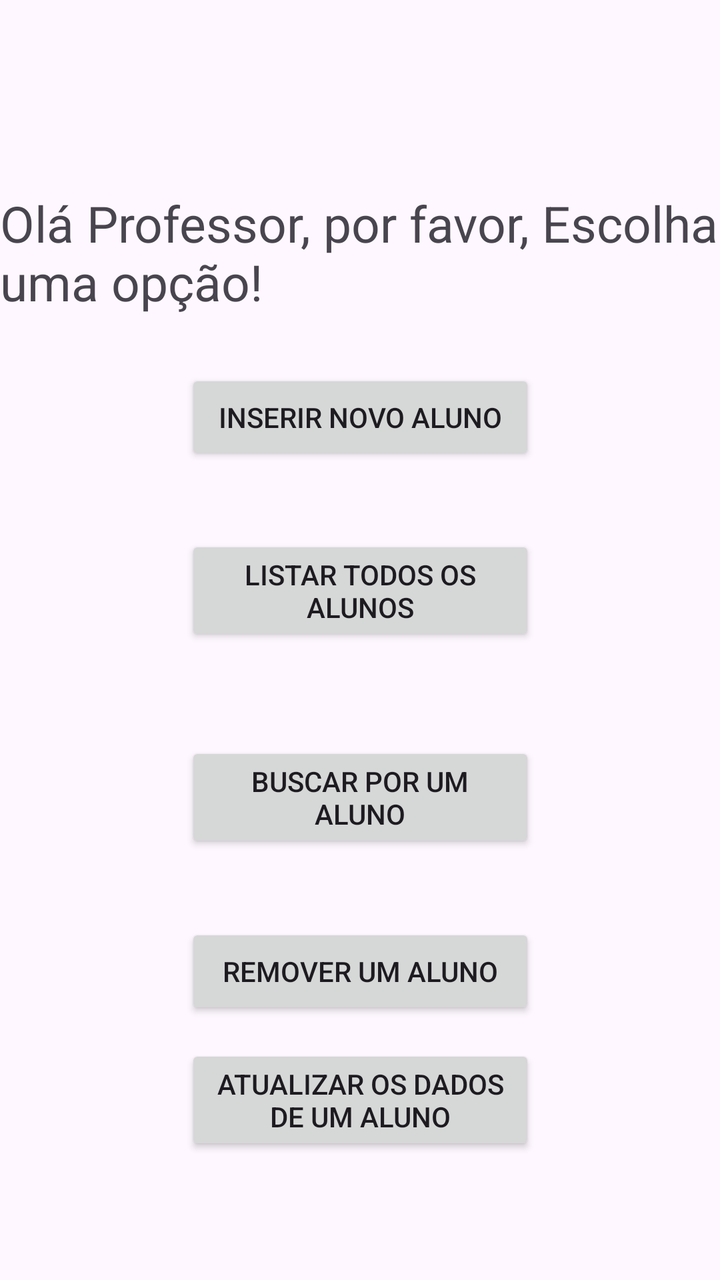
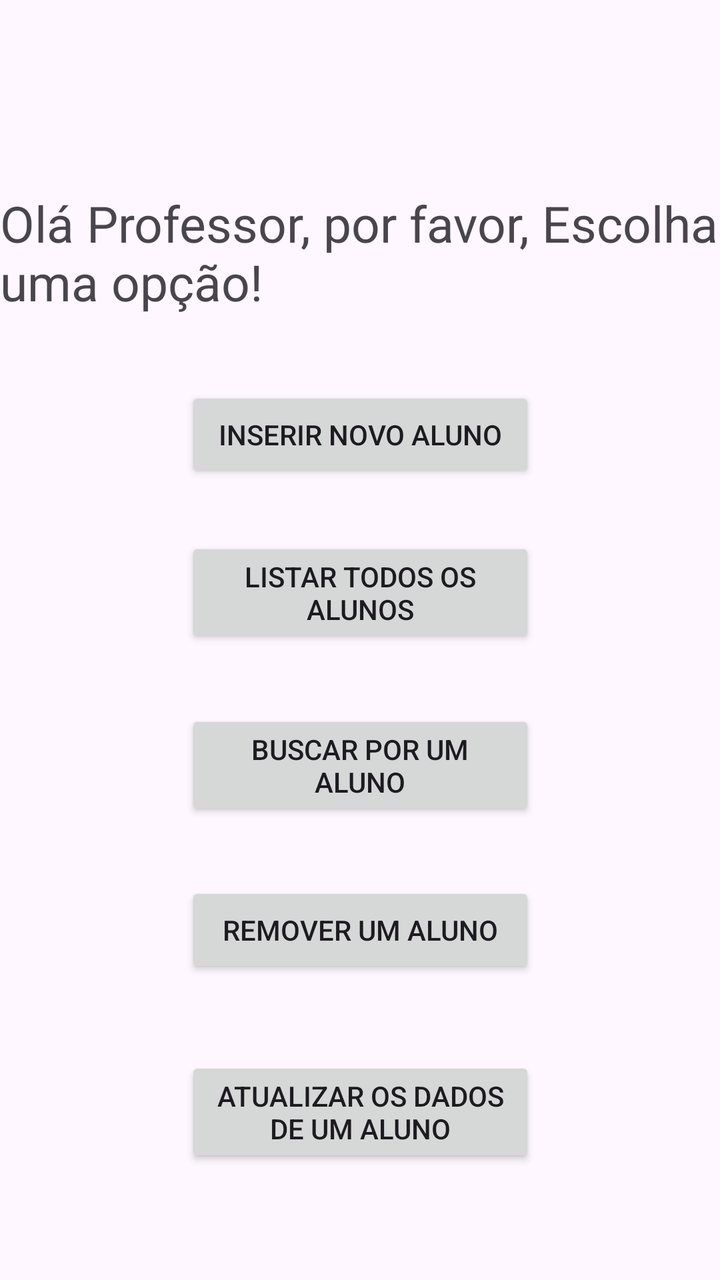

An Android layout rendered at two revisions. The XML below is the earlier revision; the diff shows what the commit changed to produce the second picture.
<!-- AndroidManifest.xml: application theme Theme.UniversidadeApp -->
<!-- res/layout/activity_main.xml -->
<?xml version="1.0" encoding="utf-8"?>
<androidx.constraintlayout.widget.ConstraintLayout xmlns:android="http://schemas.android.com/apk/res/android"
    xmlns:app="http://schemas.android.com/apk/res-auto"
    xmlns:tools="http://schemas.android.com/tools"
    android:id="@+id/main"
    android:layout_width="match_parent"
    android:layout_height="match_parent"
    tools:context=".MainActivity">

    <TextView
        android:id="@+id/tvBoasVindas"
        android:layout_width="wrap_content"
        android:layout_height="wrap_content"
        android:text="Olá Professor, por favor, Escolha uma opção!"
        android:textAlignment="center"
        android:textSize="25dp"
        app:layout_constraintBottom_toBottomOf="parent"
        app:layout_constraintEnd_toEndOf="parent"
        app:layout_constraintHorizontal_bias="0.0"
        app:layout_constraintStart_toStartOf="parent"
        app:layout_constraintTop_toTopOf="parent"
        app:layout_constraintVertical_bias="0.164" />

    <Button
        android:id="@+id/btNovoAluno"
        android:layout_width="175dp"
        android:layout_height="wrap_content"
        android:text="Inserir novo aluno"
        app:layout_constraintBottom_toBottomOf="parent"
        app:layout_constraintEnd_toEndOf="parent"
        app:layout_constraintStart_toStartOf="parent"
        app:layout_constraintTop_toBottomOf="@+id/tvBoasVindas"
        app:layout_constraintVertical_bias="0.062" />

    <Button
        android:id="@+id/btListarAlunos"
        android:layout_width="175dp"
        android:layout_height="wrap_content"
        android:text="Listar todos os alunos"
        app:layout_constraintBottom_toBottomOf="parent"
        app:layout_constraintEnd_toEndOf="parent"
        app:layout_constraintStart_toStartOf="parent"
        app:layout_constraintTop_toBottomOf="@+id/btNovoAluno"
        app:layout_constraintVertical_bias="0.099" />

    <Button
        android:id="@+id/btBuscarALuno"
        android:layout_width="175dp"
        android:layout_height="wrap_content"
        android:layout_marginTop="48dp"
        android:text="Buscar por um aluno"
        app:layout_constraintBottom_toBottomOf="parent"
        app:layout_constraintEnd_toEndOf="parent"
        app:layout_constraintStart_toStartOf="parent"
        app:layout_constraintTop_toBottomOf="@+id/btListarAlunos"
        app:layout_constraintVertical_bias="0.0" />

    <Button
        android:id="@+id/btRemoverAluno"
        android:layout_width="175dp"
        android:layout_height="wrap_content"
        android:text="Remover um aluno"
        app:layout_constraintBottom_toBottomOf="parent"
        app:layout_constraintEnd_toEndOf="parent"
        app:layout_constraintStart_toStartOf="parent"
        app:layout_constraintTop_toBottomOf="@+id/btBuscarALuno"
        app:layout_constraintVertical_bias="0.213" />

    <Button
        android:id="@+id/btAtualizarAluno"
        android:layout_width="175dp"
        android:layout_height="wrap_content"
        android:text="Atualizar os dados de um aluno"
        app:layout_constraintBottom_toBottomOf="parent"
        app:layout_constraintEnd_toEndOf="parent"
        app:layout_constraintStart_toStartOf="parent"
        app:layout_constraintTop_toBottomOf="@+id/btBuscarALuno"
        app:layout_constraintVertical_bias="0.606" />

</androidx.constraintlayout.widget.ConstraintLayout>
<!-- resources referenced by this layout -->
<resources>
  <style name="Theme.UniversidadeApp" parent="Base.Theme.UniversidadeApp" />
  <style name="Base.Theme.UniversidadeApp" parent="Theme.Material3.DayNight.NoActionBar">
          
          
      </style>
</resources>

<!-- the commit's change to res/layout/activity_main.xml (unified diff, before → after) -->
@@ -30,7 +30,7 @@
         app:layout_constraintEnd_toEndOf="parent"
         app:layout_constraintStart_toStartOf="parent"
         app:layout_constraintTop_toBottomOf="@+id/tvBoasVindas"
-        app:layout_constraintVertical_bias="0.062" />
+        app:layout_constraintVertical_bias="0.082" />
 
     <Button
         android:id="@+id/btListarAlunos"
@@ -40,20 +40,19 @@
         app:layout_constraintBottom_toBottomOf="parent"
         app:layout_constraintEnd_toEndOf="parent"
         app:layout_constraintStart_toStartOf="parent"
-        app:layout_constraintTop_toBottomOf="@+id/btNovoAluno"
-        app:layout_constraintVertical_bias="0.099" />
+        app:layout_constraintTop_toBottomOf="@+id/tvBoasVindas"
+        app:layout_constraintVertical_bias="0.26" />
 
     <Button
         android:id="@+id/btBuscarALuno"
         android:layout_width="175dp"
         android:layout_height="wrap_content"
-        android:layout_marginTop="48dp"
         android:text="Buscar por um aluno"
         app:layout_constraintBottom_toBottomOf="parent"
         app:layout_constraintEnd_toEndOf="parent"
         app:layout_constraintStart_toStartOf="parent"
-        app:layout_constraintTop_toBottomOf="@+id/btListarAlunos"
-        app:layout_constraintVertical_bias="0.0" />
+        app:layout_constraintTop_toBottomOf="@+id/tvBoasVindas"
+        app:layout_constraintVertical_bias="0.462" />
 
     <Button
         android:id="@+id/btRemoverAluno"
@@ -63,8 +62,8 @@
         app:layout_constraintBottom_toBottomOf="parent"
         app:layout_constraintEnd_toEndOf="parent"
         app:layout_constraintStart_toStartOf="parent"
-        app:layout_constraintTop_toBottomOf="@+id/btBuscarALuno"
-        app:layout_constraintVertical_bias="0.213" />
+        app:layout_constraintTop_toBottomOf="@+id/tvBoasVindas"
+        app:layout_constraintVertical_bias="0.652" />
 
     <Button
         android:id="@+id/btAtualizarAluno"
@@ -74,7 +73,7 @@
         app:layout_constraintBottom_toBottomOf="parent"
         app:layout_constraintEnd_toEndOf="parent"
         app:layout_constraintStart_toStartOf="parent"
-        app:layout_constraintTop_toBottomOf="@+id/btBuscarALuno"
-        app:layout_constraintVertical_bias="0.606" />
+        app:layout_constraintTop_toBottomOf="@+id/tvBoasVindas"
+        app:layout_constraintVertical_bias="0.868" />
 
 </androidx.constraintlayout.widget.ConstraintLayout>
